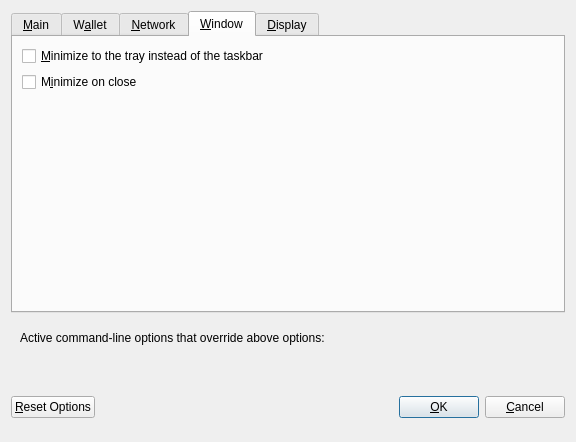
Old version of the form src/qt/forms/optionsdialog.ui in the repository kahsh/kahsh.
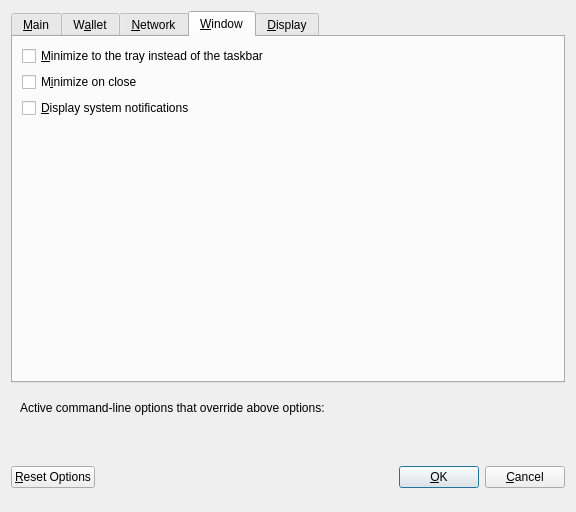
New version of the form. The open tabs and pages were chosen to show the change. Custom widgets are drawn as their Qt base class.

Commit message: [qt] add display system notification checkbox in options

Patch:
```diff
--- a/src/qt/forms/optionsdialog.ui
+++ b/src/qt/forms/optionsdialog.ui
@@ -7,7 +7,7 @@
     <x>0</x>
     <y>0</y>
     <width>576</width>
-    <height>442</height>
+    <height>512</height>
    </rect>
   </property>
   <property name="windowTitle">
@@ -464,6 +464,16 @@
          </property>
         </widget>
        </item>
+       <item>
+        <widget class="QCheckBox" name="displaySystemNotifications">
+         <property name="toolTip">
+          <string>Display information about sent or received transactions as desktop notification</string>
+         </property>
+         <property name="text">
+          <string>&amp;Display system notifications</string>
+         </property>
+        </widget>
+       </item>
        <item>
         <spacer name="verticalSpacer_Window">
          <property name="orientation">
```
Left out of the diff: 2 changed lines with no effect on the pictures. The commit also changes 5 other files.
